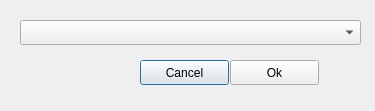
First picture: the form in MediaPlayer/settings.ui, repository alu0100843101/soa-media-player-alu0100843101, before the edit.
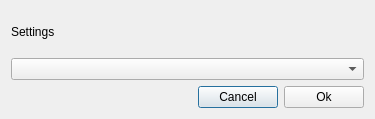
Second picture: the form after the edit.

```diff
--- a/MediaPlayer/settings.ui
+++ b/MediaPlayer/settings.ui
@@ -7,48 +7,59 @@
     <x>0</x>
     <y>0</y>
     <width>375</width>
-    <height>111</height>
+    <height>119</height>
    </rect>
   </property>
   <property name="windowTitle">
    <string>Dialog</string>
   </property>
+  <layout class="QVBoxLayout" name="verticalLayout">
+   <item>
+    <widget class="QLabel" name="label">
+     <property name="text">
+      <string>Settings</string>
+     </property>
+    </widget>
+   </item>
+   <item>
+    <widget class="QComboBox" name="comboBox"/>
+   </item>
+   <item>
+    <layout class="QHBoxLayout" name="horizontalLayout_2">
+     <item>
+      <spacer name="horizontalSpacer">
+       <property name="orientation">
+        <enum>Qt::Horizontal</enum>
+       </property>
+       <property name="sizeHint" stdset="0">
+        <size>
+         <width>158</width>
+         <height>20</height>
+        </size>
+       </property>
+      </spacer>
+     </item>
+     <item>
+      <layout class="QHBoxLayout" name="horizontalLayout">
+       <item>
   <widget class="QPushButton" name="btnCancel">
-   <property name="geometry">
-    <rect>
-     <x>140</x>
-     <y>60</y>
-     <width>89</width>
-     <height>25</height>
-    </rect>
-   </property>
    <property name="text">
     <string>Cancel</string>
    </property>
   </widget>
+       </item>
+       <item>
   <widget class="QPushButton" name="btnOk">
-   <property name="geometry">
-    <rect>
-     <x>230</x>
-     <y>60</y>
-     <width>89</width>
-     <height>25</height>
-    </rect>
-   </property>
    <property name="text">
     <string>Ok</string>
    </property>
   </widget>
-  <widget class="QComboBox" name="comboBox">
-   <property name="geometry">
-    <rect>
-     <x>20</x>
-     <y>20</y>
-     <width>341</width>
-     <height>25</height>
-    </rect>
-   </property>
-  </widget>
+       </item>
+      </layout>
+     </item>
+    </layout>
+   </item>
+  </layout>
  </widget>
  <resources/>
  <connections/>
```
Lines whose indentation alone changed are shown as unchanged.
